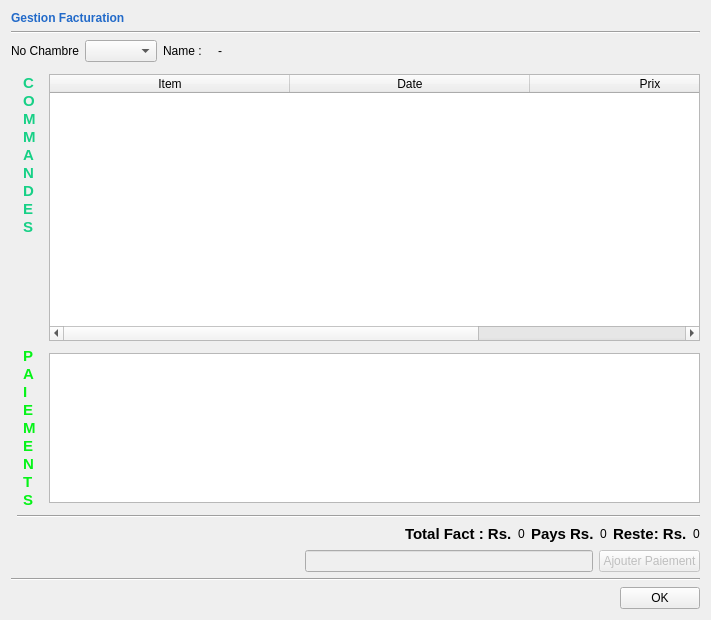
The window that billingmanager.ui (abdeljalilanane/Innovative-Hotel-Manager) describes before a commit, drawn with Qt 5.
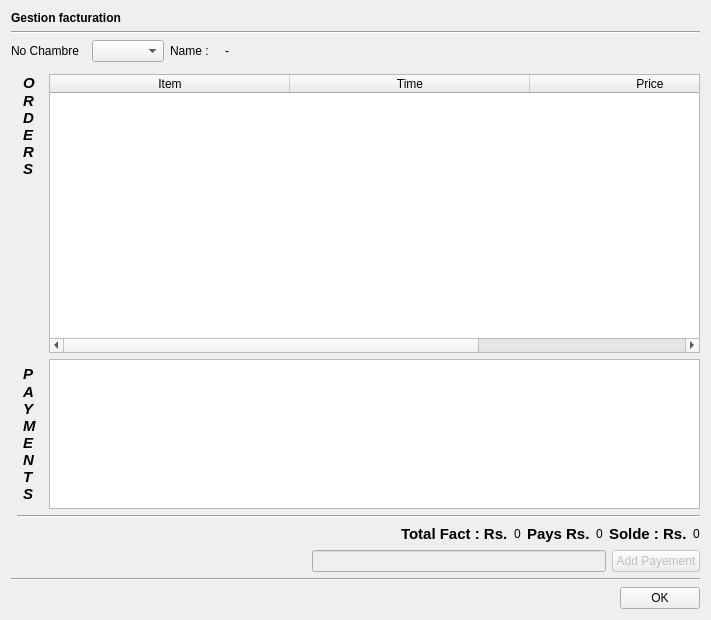
The same window after the commit.

The edit to the form file:
```diff
--- a/billingmanager.ui
+++ b/billingmanager.ui
@@ -17,7 +17,7 @@
    <item row="0" column="0" colspan="4">
     <widget class="QLabel" name="label">
      <property name="text">
-      <string>&lt;html&gt;&lt;head/&gt;&lt;body&gt;&lt;p&gt;&lt;span style=&quot; font-weight:600; color:#226ac9;&quot;&gt;Gestion Facturation&lt;/span&gt;&lt;/p&gt;&lt;/body&gt;&lt;/html&gt;</string>
+      <string>&lt;b&gt;Gestion facturation&lt;/b&gt;</string>
      </property>
     </widget>
    </item>
@@ -33,7 +33,7 @@
      <item>
       <widget class="QLabel" name="label_6">
        <property name="text">
-        <string>No Chambre</string>
+        <string>No Chambre  </string>
        </property>
       </widget>
      </item>
@@ -84,16 +84,9 @@
         <string>&lt;!DOCTYPE HTML PUBLIC &quot;-//W3C//DTD HTML 4.0//EN&quot; &quot;http://www.w3.org/TR/REC-html40/strict.dtd&quot;&gt;
 &lt;html&gt;&lt;head&gt;&lt;meta name=&quot;qrichtext&quot; content=&quot;1&quot; /&gt;&lt;style type=&quot;text/css&quot;&gt;
 p, li { white-space: pre-wrap; }
-&lt;/style&gt;&lt;/head&gt;&lt;body style=&quot; font-family:'Lucida Grande'; font-size:13pt; font-weight:400; font-style:normal;&quot;&gt;
-&lt;p style=&quot; margin-top:0px; margin-bottom:0px; margin-left:0px; margin-right:0px; -qt-block-indent:0; text-indent:0px;&quot;&gt;&lt;span style=&quot; font-family:'Ubuntu'; font-size:11pt; font-weight:600; color:#17d086;&quot;&gt;C&lt;/span&gt;&lt;/p&gt;
-&lt;p style=&quot; margin-top:0px; margin-bottom:0px; margin-left:0px; margin-right:0px; -qt-block-indent:0; text-indent:0px;&quot;&gt;&lt;span style=&quot; font-family:'Ubuntu'; font-size:11pt; font-weight:600; color:#17d086;&quot;&gt;O&lt;/span&gt;&lt;/p&gt;
-&lt;p style=&quot; margin-top:0px; margin-bottom:0px; margin-left:0px; margin-right:0px; -qt-block-indent:0; text-indent:0px;&quot;&gt;&lt;span style=&quot; font-family:'Ubuntu'; font-size:11pt; font-weight:600; color:#17d086;&quot;&gt;M&lt;/span&gt;&lt;/p&gt;
-&lt;p style=&quot; margin-top:0px; margin-bottom:0px; margin-left:0px; margin-right:0px; -qt-block-indent:0; text-indent:0px;&quot;&gt;&lt;span style=&quot; font-family:'Ubuntu'; font-size:11pt; font-weight:600; color:#17d086;&quot;&gt;M&lt;/span&gt;&lt;/p&gt;
-&lt;p style=&quot; margin-top:0px; margin-bottom:0px; margin-left:0px; margin-right:0px; -qt-block-indent:0; text-indent:0px;&quot;&gt;&lt;span style=&quot; font-family:'Ubuntu'; font-size:11pt; font-weight:600; color:#17d086;&quot;&gt;A&lt;/span&gt;&lt;/p&gt;
-&lt;p style=&quot; margin-top:0px; margin-bottom:0px; margin-left:0px; margin-right:0px; -qt-block-indent:0; text-indent:0px;&quot;&gt;&lt;span style=&quot; font-family:'Ubuntu'; font-size:11pt; font-weight:600; color:#17d086;&quot;&gt;N&lt;/span&gt;&lt;/p&gt;
-&lt;p style=&quot; margin-top:0px; margin-bottom:0px; margin-left:0px; margin-right:0px; -qt-block-indent:0; text-indent:0px;&quot;&gt;&lt;span style=&quot; font-family:'Ubuntu'; font-size:11pt; font-weight:600; color:#17d086;&quot;&gt;D&lt;/span&gt;&lt;/p&gt;
-&lt;p style=&quot; margin-top:0px; margin-bottom:0px; margin-left:0px; margin-right:0px; -qt-block-indent:0; text-indent:0px;&quot;&gt;&lt;span style=&quot; font-family:'Ubuntu'; font-size:11pt; font-weight:600; color:#17d086;&quot;&gt;E&lt;/span&gt;&lt;/p&gt;
-&lt;p style=&quot; margin-top:0px; margin-bottom:0px; margin-left:0px; margin-right:0px; -qt-block-indent:0; text-indent:0px;&quot;&gt;&lt;span style=&quot; font-family:'Ubuntu'; font-size:11pt; font-weight:600; color:#17d086;&quot;&gt;S&lt;/span&gt;&lt;/p&gt;&lt;/body&gt;&lt;/html&gt;</string>
+&lt;/style&gt;&lt;/head&gt;&lt;body style=&quot; font-family:'Ubuntu'; font-size:11pt; font-weight:400; font-style:normal;&quot;&gt;
+&lt;p style=&quot; margin-top:0px; margin-bottom:0px; margin-left:0px; margin-right:0px; -qt-block-indent:0; text-indent:0px;&quot;&gt;&lt;span style=&quot; font-weight:600; font-style:italic;&quot;&gt;O&lt;/span&gt;&lt;/p&gt;
+&lt;p style=&quot; margin-top:0px; margin-bottom:0px; margin-left:0px; margin-right:0px; -qt-block-indent:0; text-indent:0px;&quot;&gt;&lt;span style=&quot; font-weight:600; font-style:italic;&quot;&gt;R&lt;br /&gt;D&lt;br /&gt;E&lt;br /&gt;R&lt;br /&gt;S&lt;/span&gt;&lt;/p&gt;&lt;/body&gt;&lt;/html&gt;</string>
        </property>
       </widget>
      </item>
@@ -136,12 +129,12 @@
      </column>
      <column>
       <property name="text">
-       <string>Date</string>
+       <string>Time</string>
       </property>
      </column>
      <column>
       <property name="text">
-       <string>Prix</string>
+       <string>Price</string>
       </property>
      </column>
     </widget>
@@ -154,16 +147,9 @@
         <string>&lt;!DOCTYPE HTML PUBLIC &quot;-//W3C//DTD HTML 4.0//EN&quot; &quot;http://www.w3.org/TR/REC-html40/strict.dtd&quot;&gt;
 &lt;html&gt;&lt;head&gt;&lt;meta name=&quot;qrichtext&quot; content=&quot;1&quot; /&gt;&lt;style type=&quot;text/css&quot;&gt;
 p, li { white-space: pre-wrap; }
-&lt;/style&gt;&lt;/head&gt;&lt;body style=&quot; font-family:'Lucida Grande'; font-size:13pt; font-weight:400; font-style:normal;&quot;&gt;
-&lt;p style=&quot; margin-top:0px; margin-bottom:0px; margin-left:0px; margin-right:0px; -qt-block-indent:0; text-indent:0px;&quot;&gt;&lt;span style=&quot; font-family:'Ubuntu'; font-size:11pt; font-weight:600; color:#06f318;&quot;&gt;P&lt;/span&gt;&lt;/p&gt;
-&lt;p style=&quot; margin-top:0px; margin-bottom:0px; margin-left:0px; margin-right:0px; -qt-block-indent:0; text-indent:0px;&quot;&gt;&lt;span style=&quot; font-family:'Ubuntu'; font-size:11pt; font-weight:600; color:#06f318;&quot;&gt;A&lt;/span&gt;&lt;/p&gt;
-&lt;p style=&quot; margin-top:0px; margin-bottom:0px; margin-left:0px; margin-right:0px; -qt-block-indent:0; text-indent:0px;&quot;&gt;&lt;span style=&quot; font-family:'Ubuntu'; font-size:11pt; font-weight:600; color:#06f318;&quot;&gt;I&lt;/span&gt;&lt;/p&gt;
-&lt;p style=&quot; margin-top:0px; margin-bottom:0px; margin-left:0px; margin-right:0px; -qt-block-indent:0; text-indent:0px;&quot;&gt;&lt;span style=&quot; font-family:'Ubuntu'; font-size:11pt; font-weight:600; color:#06f318;&quot;&gt;E&lt;/span&gt;&lt;/p&gt;
-&lt;p style=&quot; margin-top:0px; margin-bottom:0px; margin-left:0px; margin-right:0px; -qt-block-indent:0; text-indent:0px;&quot;&gt;&lt;span style=&quot; font-family:'Ubuntu'; font-size:11pt; font-weight:600; color:#06f318;&quot;&gt;M&lt;/span&gt;&lt;/p&gt;
-&lt;p style=&quot; margin-top:0px; margin-bottom:0px; margin-left:0px; margin-right:0px; -qt-block-indent:0; text-indent:0px;&quot;&gt;&lt;span style=&quot; font-family:'Ubuntu'; font-size:11pt; font-weight:600; color:#06f318;&quot;&gt;E&lt;/span&gt;&lt;/p&gt;
-&lt;p style=&quot; margin-top:0px; margin-bottom:0px; margin-left:0px; margin-right:0px; -qt-block-indent:0; text-indent:0px;&quot;&gt;&lt;span style=&quot; font-family:'Ubuntu'; font-size:11pt; font-weight:600; color:#06f318;&quot;&gt;N&lt;/span&gt;&lt;/p&gt;
-&lt;p style=&quot; margin-top:0px; margin-bottom:0px; margin-left:0px; margin-right:0px; -qt-block-indent:0; text-indent:0px;&quot;&gt;&lt;span style=&quot; font-family:'Ubuntu'; font-size:11pt; font-weight:600; color:#06f318;&quot;&gt;T&lt;/span&gt;&lt;/p&gt;
-&lt;p style=&quot; margin-top:0px; margin-bottom:0px; margin-left:0px; margin-right:0px; -qt-block-indent:0; text-indent:0px;&quot;&gt;&lt;span style=&quot; font-family:'Ubuntu'; font-size:11pt; font-weight:600; color:#06f318;&quot;&gt;S&lt;/span&gt;&lt;/p&gt;&lt;/body&gt;&lt;/html&gt;</string>
+&lt;/style&gt;&lt;/head&gt;&lt;body style=&quot; font-family:'Ubuntu'; font-size:11pt; font-weight:400; font-style:normal;&quot;&gt;
+&lt;p style=&quot; margin-top:0px; margin-bottom:0px; margin-left:0px; margin-right:0px; -qt-block-indent:0; text-indent:0px;&quot;&gt;&lt;span style=&quot; font-weight:600; font-style:italic;&quot;&gt;P&lt;/span&gt;&lt;/p&gt;
+&lt;p style=&quot; margin-top:0px; margin-bottom:0px; margin-left:0px; margin-right:0px; -qt-block-indent:0; text-indent:0px;&quot;&gt;&lt;span style=&quot; font-weight:600; font-style:italic;&quot;&gt;A&lt;br /&gt;Y&lt;br /&gt;M&lt;br /&gt;E&lt;br /&gt;N&lt;br /&gt;T&lt;br /&gt;S&lt;/span&gt;&lt;/p&gt;&lt;/body&gt;&lt;/html&gt;</string>
        </property>
       </widget>
      </item>
@@ -250,7 +236,7 @@
 &lt;html&gt;&lt;head&gt;&lt;meta name=&quot;qrichtext&quot; content=&quot;1&quot; /&gt;&lt;style type=&quot;text/css&quot;&gt;
 p, li { white-space: pre-wrap; }
 &lt;/style&gt;&lt;/head&gt;&lt;body style=&quot; font-family:'Lucida Grande'; font-size:13pt; font-weight:400; font-style:normal;&quot;&gt;
-&lt;p style=&quot; margin-top:0px; margin-bottom:0px; margin-left:0px; margin-right:0px; -qt-block-indent:0; text-indent:0px;&quot;&gt;&lt;span style=&quot; font-family:'Ubuntu'; font-size:11pt; font-weight:600;&quot;&gt;Reste: Rs.&lt;/span&gt;&lt;/p&gt;&lt;/body&gt;&lt;/html&gt;</string>
+&lt;p style=&quot; margin-top:0px; margin-bottom:0px; margin-left:0px; margin-right:0px; -qt-block-indent:0; text-indent:0px;&quot;&gt;&lt;span style=&quot; font-family:'Ubuntu'; font-size:11pt; font-weight:600;&quot;&gt;Solde : Rs.&lt;/span&gt;&lt;/p&gt;&lt;/body&gt;&lt;/html&gt;</string>
        </property>
       </widget>
      </item>
@@ -291,7 +277,7 @@
         <bool>false</bool>
        </property>
        <property name="text">
-        <string>Ajouter Paiement</string>
+        <string>Add Payement</string>
        </property>
       </widget>
      </item>
```
